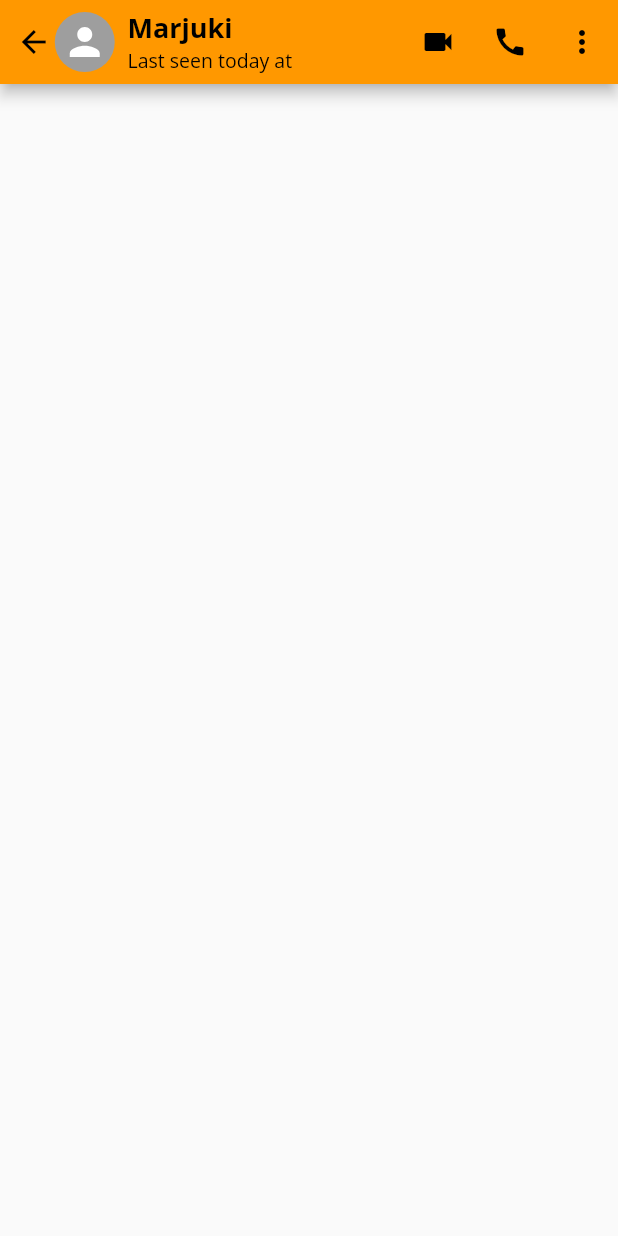
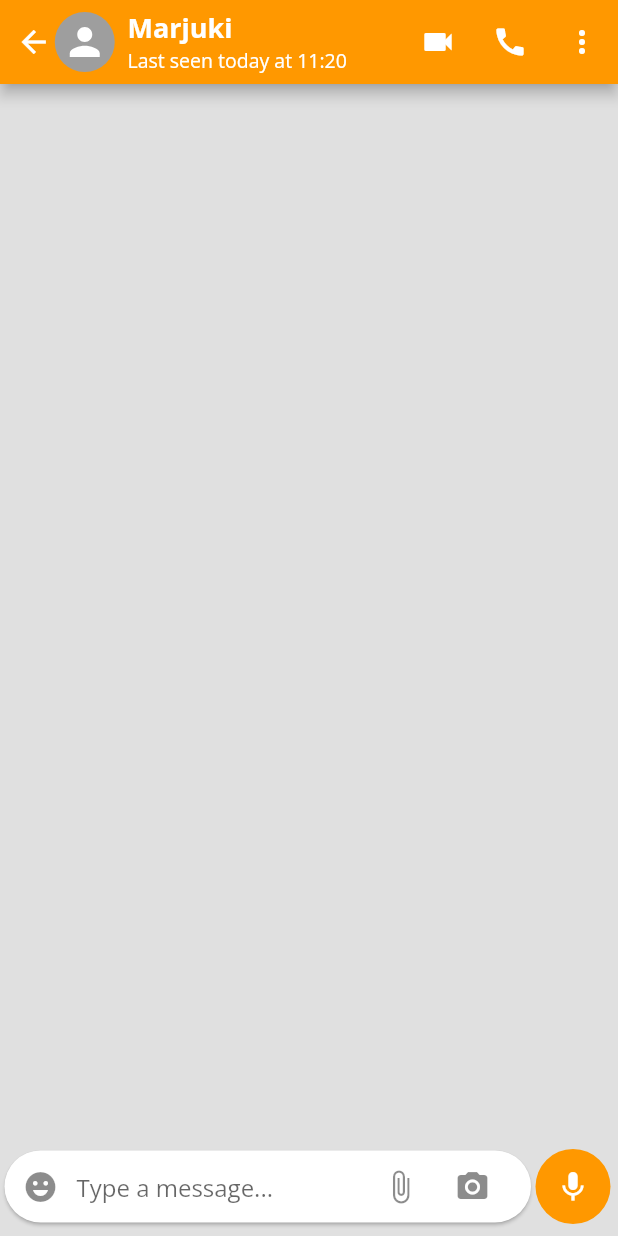
Before and after one commit to dedyfuadi92/chat_app, a Flutter app: the ChatPage screen opened directly, after a tap on "Marjuki", on a phone screen of 412 x 824 dp. Run offline on Flutter 3.47's test engine with Material 2 defaults, Android fonts, the phone set to English and light mode, and no system bars; our stand-ins replace flutter_svg.

Commit message:
tambah textformfield chat

```diff
--- a/lib/main.dart
+++ b/lib/main.dart
@@ -1,5 +1,6 @@
 import 'package:chat_app/screens/HomeScreen.dart';
 import 'package:flutter/material.dart';
+import 'package:flutter/services.dart';
 
 void main() {
   runApp(const MyApp());
@@ -10,7 +11,14 @@ class MyApp extends StatelessWidget {
 
   @override
   Widget build(BuildContext context) {
+    SystemChrome.setPreferredOrientations(
+      [
+        DeviceOrientation.portraitUp,
+        DeviceOrientation.portraitDown,
+      ],
+    );
     return MaterialApp(
+      debugShowCheckedModeBanner: false,
       theme: ThemeData(
         fontFamily: 'OpenSans',
         primaryColor: Colors.orange,
--- a/lib/pages/ChatPage.dart
+++ b/lib/pages/ChatPage.dart
@@ -15,11 +15,11 @@ class _ChatPageState extends State<ChatPage> {
       name: 'Marjuki',
       icon: 'person.svg',
       isGroup: false,
-      time: '12:00',
+      time: '11:20',
       currentMessage: 'Hello tes chat',
     ),
     ChatModel(
-      name: 'Suamrno',
+      name: 'Sumarno',
       icon: 'person.svg',
       isGroup: false,
       time: '12:00',
--- a/lib/pages/IndividualPage.dart
+++ b/lib/pages/IndividualPage.dart
@@ -14,7 +14,9 @@ class _IndividualPageState extends State<IndividualPage> {
   @override
   Widget build(BuildContext context) {
     return Scaffold(
+      backgroundColor: Colors.black12,
       appBar: AppBar(
+        foregroundColor: Colors.white,
         leadingWidth: 80,
         titleSpacing: 0,
         leading: InkWell(
@@ -66,7 +68,7 @@ class _IndividualPageState extends State<IndividualPage> {
                   ),
                 ),
                 Text(
-                  'Last seen today at',
+                  'Last seen today at ' + widget.chatModel.time,
                   style: TextStyle(
                     fontSize: 13,
                   ),
@@ -123,6 +125,86 @@ class _IndividualPageState extends State<IndividualPage> {
           )
         ],
       ),
+      body: Container(
+        height: MediaQuery.of(context).size.height,
+        width: MediaQuery.of(context).size.width,
+        child: Stack(
+          children: [
+            ListView(),
+            Align(
+              alignment: Alignment.bottomCenter,
+              child: Row(
+                children: [
+                  Container(
+                    width: MediaQuery.of(context).size.width - 55,
+                    child: Card(
+                      margin: EdgeInsets.only(
+                        left: 3,
+                        right: 3,
+                        bottom: 8,
+                      ),
+                      shape: RoundedRectangleBorder(
+                        borderRadius: BorderRadius.circular(25),
+                      ),
+                      child: TextFormField(
+                        textAlignVertical: TextAlignVertical.center,
+                        keyboardType: TextInputType.multiline,
+                        maxLines: 5,
+                        minLines: 1,
+                        decoration: InputDecoration(
+                          border: InputBorder.none,
+                          hintText: 'Type a message...',
+                          prefixIcon: IconButton(
+                            onPressed: () {},
+                            icon: Icon(
+                              Icons.emoji_emotions,
+                            ),
+                          ),
+                          contentPadding: EdgeInsets.fromLTRB(5, 7, 5, 5),
+                          suffixIcon: Row(
+                            mainAxisSize: MainAxisSize.min,
+                            children: [
+                              IconButton(
+                                onPressed: () {},
+                                icon: Icon(
+                                  Icons.attach_file,
+                                ),
+                              ),
+                              IconButton(
+                                onPressed: () {},
+                                icon: Icon(
+                                  Icons.camera_alt,
+                                ),
+                              ),
+                              SizedBox(
+                                width: 15,
+                              ),
+                            ],
+                          ),
+                        ),
+                      ),
+                    ),
+                  ),
+                  Padding(
+                    padding: const EdgeInsets.only(bottom: 8.0),
+                    child: CircleAvatar(
+                      backgroundColor: Colors.orange,
+                      foregroundColor: Colors.white,
+                      radius: 25,
+                      child: IconButton(
+                        onPressed: () {},
+                        icon: Icon(
+                          Icons.mic,
+                        ),
+                      ),
+                    ),
+                  ),
+                ],
+              ),
+            )
+          ],
+        ),
+      ),
     );
   }
 }
```
